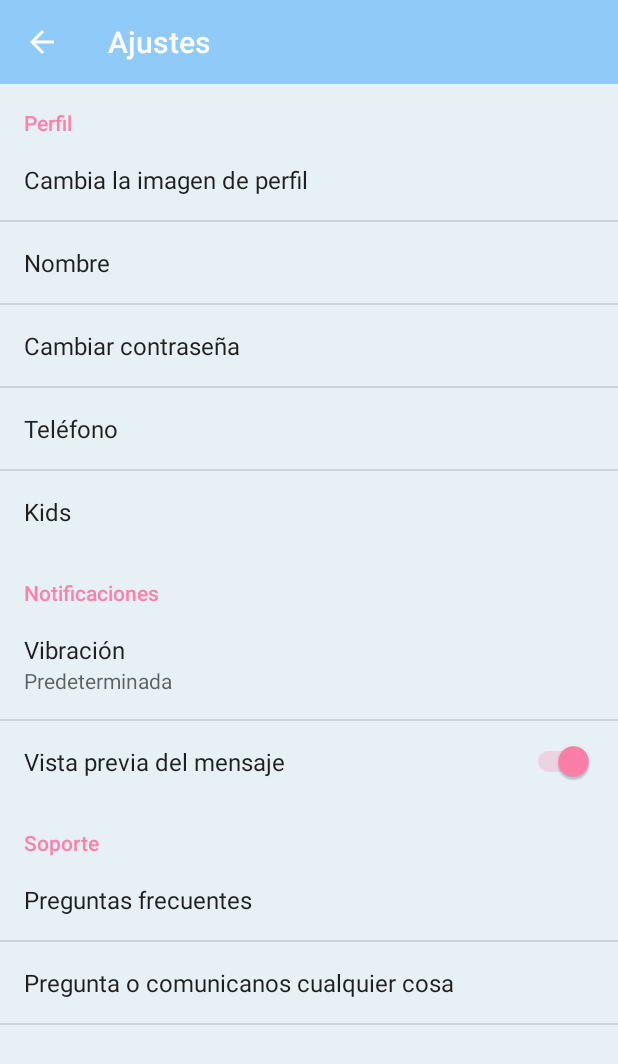
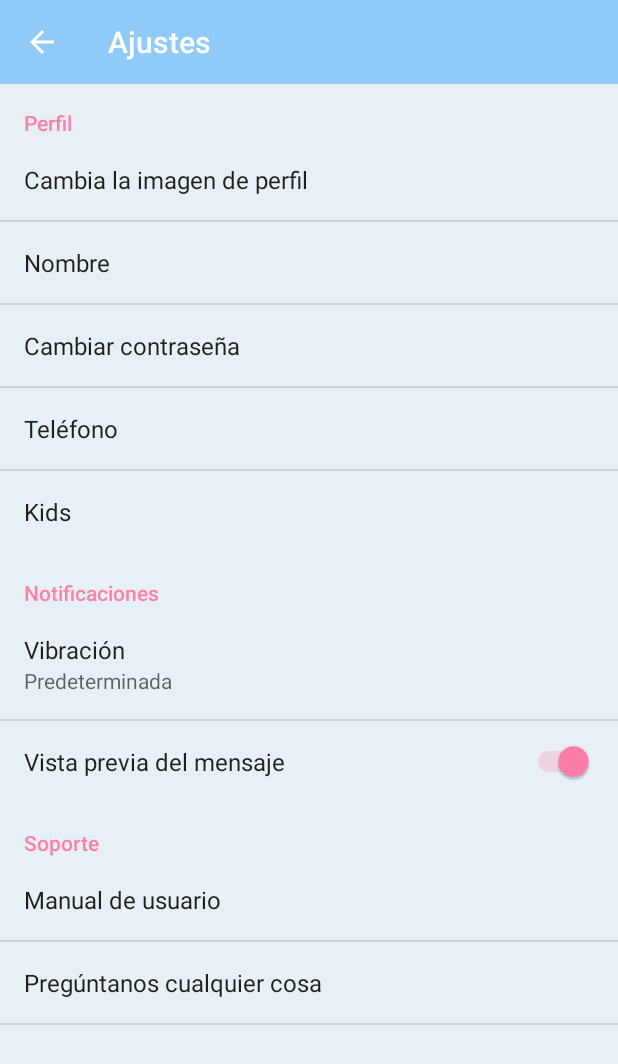
Before and after one commit to yeray697/BabyGuard, an Android app: the fragment Settings_Fragment placed in its activity, on a phone screen of 412 x 824 dp. Shown: the top 1064 px of the screen. Run offline under Robolectric (Android 15) with nearby library versions, the phone set to English and light mode, and no system bars; our stand-ins replace Firebase (no records; nobody signed in at launch, a user with empty details on screens opened directly); pictures from the network do not load; 2 statements that could not run were skipped.

Commit message:
Changed string name

```diff
--- a/app/build.gradle
+++ b/app/build.gradle
@@ -5,7 +5,7 @@ android {
     buildToolsVersion "25.0.0"
     defaultConfig {
         applicationId 'com.ncatz.babyguard'
-        minSdkVersion 22
+        minSdkVersion 23
         targetSdkVersion 25
         versionCode 3
         versionName '1.01'
--- a/app/src/main/res/values/strings.xml
+++ b/app/src/main/res/values/strings.xml
@@ -54,7 +54,7 @@
     <!-- Urls -->
     <string name="contact_developer_uri">mailto:yeray@ncatz.com</string>
     <string name="pass_forgotten_url">https://babyguard.ncatz.com/forgotpass.php</string>
-    <string name="faq_url">https://babyguard.ncatz.com/faq</string>
+    <string name="faq_url">https://babyguard.ncatz.com/user_manual.pdf</string>
 
     <!-- Errors -->
     <string name="uplaod_photo_error">Error al subir la imagen</string>
@@ -81,8 +81,8 @@
     <string name="profile_name_setting_title">Nombre</string>
     <string name="change_img_setting_title">Cambia la imagen de perfil</string>
     <string name="msg_preview_setting_title">Vista previa del mensaje</string>
-    <string name="ask_us_setting_title">Pregunta o comunicanos cualquier cosa</string>
-    <string name="faq_settings_title">Preguntas frecuentes</string>
+    <string name="ask_us_setting_title">Pregúntanos cualquier cosa</string>
+    <string name="faq_settings_title">Manual de usuario</string>
     <string name="notifications_category_settings">Notificaciones</string>
     <string name="support_category_settings">Soporte</string>
     <string name="profile_category_setting">Perfil</string>
```
Also changed, not shown: 1 other file.
